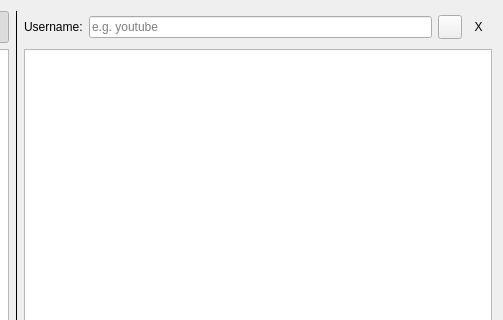
Before: the Qt Designer form mainwindow.ui in mt0982/QYTPreview, drawn with Qt 5; both pictures show x 182 to 685 and y 0 to 320 of the 685 by 441 pixel window.
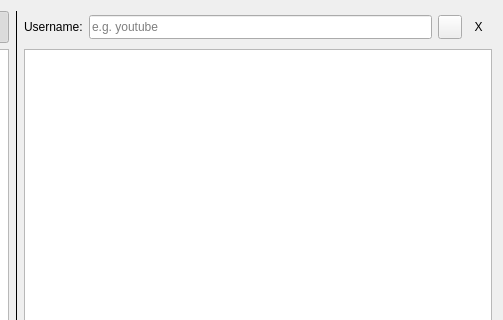
After: the same form once the commit is applied. Icons and pictures are not drawn.

Patch:
```diff
--- a/mainwindow.ui
+++ b/mainwindow.ui
@@ -184,7 +184,13 @@
       <property name="minimumSize">
        <size>
         <width>0</width>
-        <height>0</height>
+        <height>24</height>
+       </size>
+      </property>
+      <property name="maximumSize">
+       <size>
+        <width>9954</width>
+        <height>24</height>
        </size>
       </property>
       <property name="dragEnabled">
```
